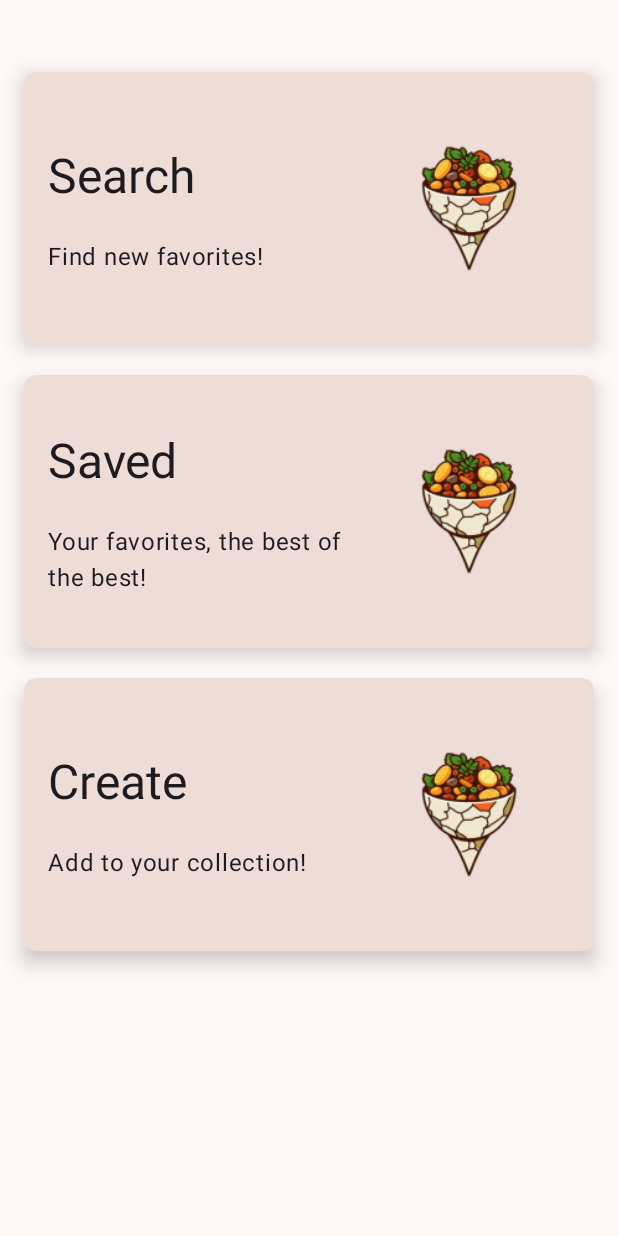
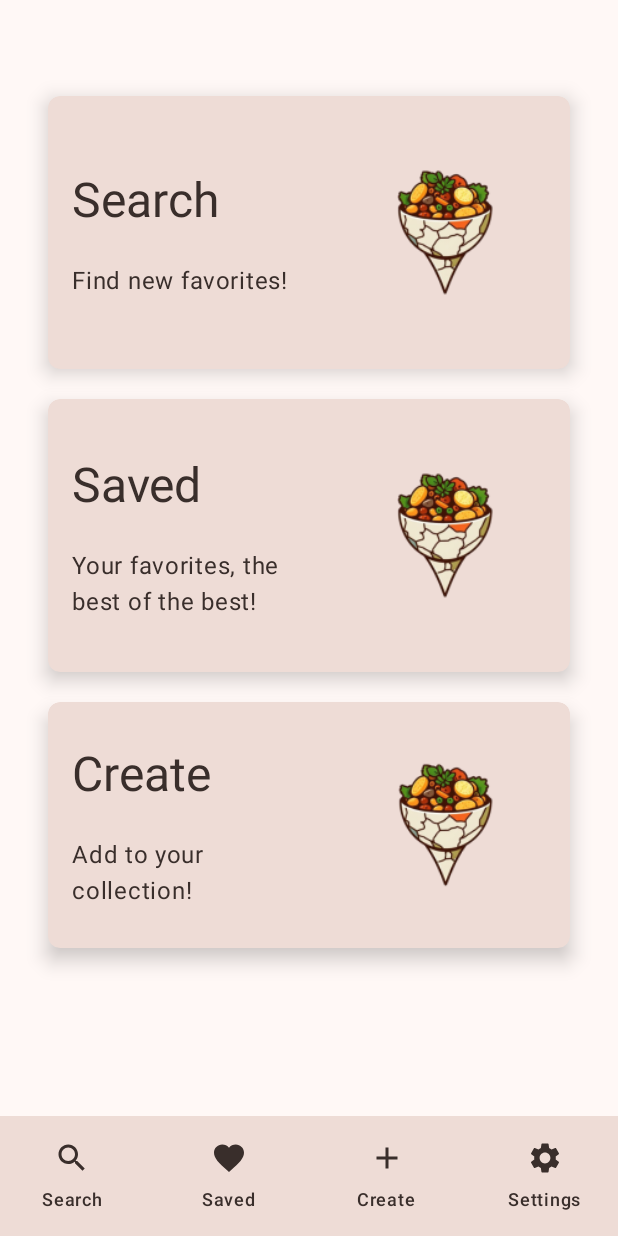
Before and after one commit to thenameisel/Dishcovery, an Android app built with Jetpack Compose: the screen it shows after launch (MainActivity), after a tap on "Accept & Continue", on a phone screen of 412 x 824 dp. Run offline under Robolectric (Android 15) with nearby library versions, the phone set to English and light mode, and no system bars.

Commit message:
THIRD PAGE DONE

```diff
--- a/app/src/main/java/com/example/dishcovery/HomeScreen.kt
+++ b/app/src/main/java/com/example/dishcovery/HomeScreen.kt
@@ -20,15 +20,18 @@ import androidx.compose.material3.MaterialTheme
 import androidx.compose.material3.Surface
 import androidx.compose.material3.Text
 import androidx.compose.runtime.Composable
+import androidx.compose.runtime.remember
 import androidx.compose.ui.Alignment
 import androidx.compose.ui.Modifier
 import androidx.compose.ui.draw.shadow
 import androidx.compose.ui.layout.ContentScale
+import androidx.compose.ui.platform.LocalContext
 import androidx.compose.ui.res.painterResource
 import androidx.compose.ui.res.stringResource
 import androidx.compose.ui.tooling.preview.Preview
 import androidx.compose.ui.unit.dp
 import androidx.navigation.NavController
+import androidx.navigation.compose.ComposeNavigator
 import com.example.dishcovery.ui.theme.DishcoveryTheme
 
 @Composable
@@ -39,6 +42,7 @@ fun HomeMenuButton(
     navController: NavController? = null,
     modifier: Modifier = Modifier
 ){
+
     Box (
         modifier = Modifier
             .fillMaxWidth()
@@ -62,14 +66,16 @@ fun HomeMenuButton(
             Column (modifier = Modifier.weight(1f)){
                 Text(
                     text = stringResource(id = title),
-                    style = MaterialTheme.typography.headlineLarge
+                    style = MaterialTheme.typography.headlineLarge,
+                    color = MaterialTheme.colorScheme.onSecondary
                 )
 
                 Spacer(modifier = Modifier.height(24.dp))
 
                 Text(
                     text = stringResource(id = contents),
-                    style = MaterialTheme.typography.bodyLarge
+                    style = MaterialTheme.typography.bodyLarge,
+                    color = MaterialTheme.colorScheme.onSecondary
                 )
             }
             Image(
@@ -86,7 +92,14 @@ fun HomeMenuButton(
 
 
 @Composable
-fun HomeScreen(navController: NavController? = null) {
+fun HomeScreen(navController: NavController) {
+    NavBarScreen(navController = navController) { paddingValues ->
+        Column(
+            modifier = Modifier
+                .fillMaxSize()
+                .padding(paddingValues)
+                .padding(16.dp)
+        ) {
             Column(
                 modifier = Modifier
                     .fillMaxSize()
@@ -120,8 +133,10 @@ fun HomeScreen(navController: NavController? = null) {
                 )
             }
         }
+    }
+}
 
-@Preview(name = "Light Mode",uiMode = UI_MODE_NIGHT_NO)
+@Preview(name = "Light Mode", uiMode = UI_MODE_NIGHT_NO)
 @Preview(name = "Dark Mode", uiMode = UI_MODE_NIGHT_YES)
 @Composable
 fun HomeScreenPreview() {
@@ -130,7 +145,19 @@ fun HomeScreenPreview() {
             modifier = Modifier.fillMaxSize(),
             color = MaterialTheme.colorScheme.background
         ) {
-        HomeScreen()
+            val previewNavController = rememberNavControllerForPreview()
+            HomeScreen(navController = previewNavController)
         }
     }
 }
+
+// Add this helper function to your project
+@Composable
+fun rememberNavControllerForPreview(): NavController {
+    val context = LocalContext.current
+    return remember {
+        NavController(context).apply {
+            navigatorProvider.addNavigator(ComposeNavigator())
+        }
+    }
+}
--- /dev/null
+++ b/app/src/main/java/com/example/dishcovery/NavBar.kt
@@ -0,0 +1,128 @@
+package com.example.dishcovery
+
+import android.graphics.drawable.Icon
+import androidx.annotation.StringRes
+import androidx.compose.foundation.layout.Box
+import androidx.compose.foundation.layout.PaddingValues
+import androidx.compose.foundation.layout.fillMaxSize
+import androidx.compose.foundation.layout.padding
+import androidx.compose.material.icons.Icons
+import androidx.compose.material.icons.filled.Add
+import androidx.compose.material.icons.filled.Favorite
+import androidx.compose.material.icons.filled.Search
+import androidx.compose.material.icons.filled.Settings
+import androidx.compose.material3.Icon
+import androidx.compose.material3.MaterialTheme
+import androidx.compose.material3.NavigationBar
+import androidx.compose.material3.NavigationBarItem
+import androidx.compose.material3.NavigationBarItemDefaults
+import androidx.compose.material3.Scaffold
+import androidx.compose.material3.Text
+import androidx.compose.runtime.Composable
+import androidx.compose.runtime.getValue
+import androidx.compose.ui.Modifier
+import androidx.compose.ui.graphics.vector.ImageVector
+import androidx.compose.ui.res.stringResource
+import androidx.compose.ui.unit.dp
+import androidx.navigation.NavController
+import androidx.navigation.compose.currentBackStackEntryAsState
+
+@Composable
+fun BottomNavBar(
+    navController: NavController,
+    modifier: Modifier = Modifier
+) {
+    val items = listOf(
+        BottomNavItem.Search,
+        BottomNavItem.Saved,
+        BottomNavItem.Create,
+        BottomNavItem.Settings
+    )
+
+    NavigationBar(
+        modifier = modifier,
+        containerColor = MaterialTheme.colorScheme.secondary,
+        tonalElevation = 8.dp
+    ) {
+        val navBackStackEntry by navController.currentBackStackEntryAsState()
+        val currentRoute = navBackStackEntry?.destination?.route
+
+        items.forEach { item ->
+            NavigationBarItem(
+                icon = {
+                    Icon(
+                        imageVector = item.icon,
+                        contentDescription = item.route
+                    )
+                },
+                label = { Text(text = stringResource(id = item.titleResId)) },
+                selected = currentRoute == item.route,
+                onClick = {
+                    navController.navigate(item.route) {
+                        // Avoid multiple copies of the same destination
+                        launchSingleTop = true
+                        // Restore state when re-selecting a previously selected item
+                        restoreState = true
+                    }
+                },
+                colors = NavigationBarItemDefaults.colors(
+                    selectedIconColor = MaterialTheme.colorScheme.tertiary,
+                    selectedTextColor = MaterialTheme.colorScheme.tertiary,
+                    unselectedIconColor = MaterialTheme.colorScheme.onSecondary,
+                    unselectedTextColor = MaterialTheme.colorScheme.onSecondary,
+                    indicatorColor = MaterialTheme.colorScheme.surface
+                )
+            )
+        }
+    }
+}
+
+sealed class BottomNavItem(
+    val route: String,
+    val icon: ImageVector,
+    @StringRes val titleResId: Int
+) {
+    object Search : BottomNavItem(
+        route = "search",
+        icon = Icons.Default.Search,
+        titleResId = R.string.homeSearchTitle
+    )
+
+    object Saved : BottomNavItem(
+        route = "saved",
+        icon = Icons.Default.Favorite,
+        titleResId = R.string.homeSavedTitle
+    )
+
+    object Create : BottomNavItem(
+        route = "create",
+        icon = Icons.Default.Add,
+        titleResId = R.string.homeCreateTitle
+    )
+
+    object Settings : BottomNavItem(
+        route = "settings",
+        icon = Icons.Default.Settings,
+        titleResId = R.string.homeSettingsTitle
+    )
+}
+
+@Composable
+fun NavBarScreen(
+    navController: NavController,
+    content: @Composable (PaddingValues) -> Unit
+) {
+    Scaffold(
+        bottomBar = {
+            BottomNavBar(navController = navController)
+        }
+    ) { paddingValues ->
+        Box(
+            modifier = Modifier
+                .fillMaxSize()
+                .padding(paddingValues)
+        ) {
+            content(paddingValues)
+        }
+    }
+}
--- a/app/src/main/res/values/strings.xml
+++ b/app/src/main/res/values/strings.xml
@@ -7,4 +7,5 @@
     <string name="homeSavedContents">Your favorites, the best of the best!</string>
     <string name="homeCreateTitle">Create</string>
     <string name="homeCreateContents">Add to your collection!</string>
+    <string name="homeSettingsTitle">Settings</string>
 </resources>
```
Lines whose indentation alone changed are shown as unchanged.
